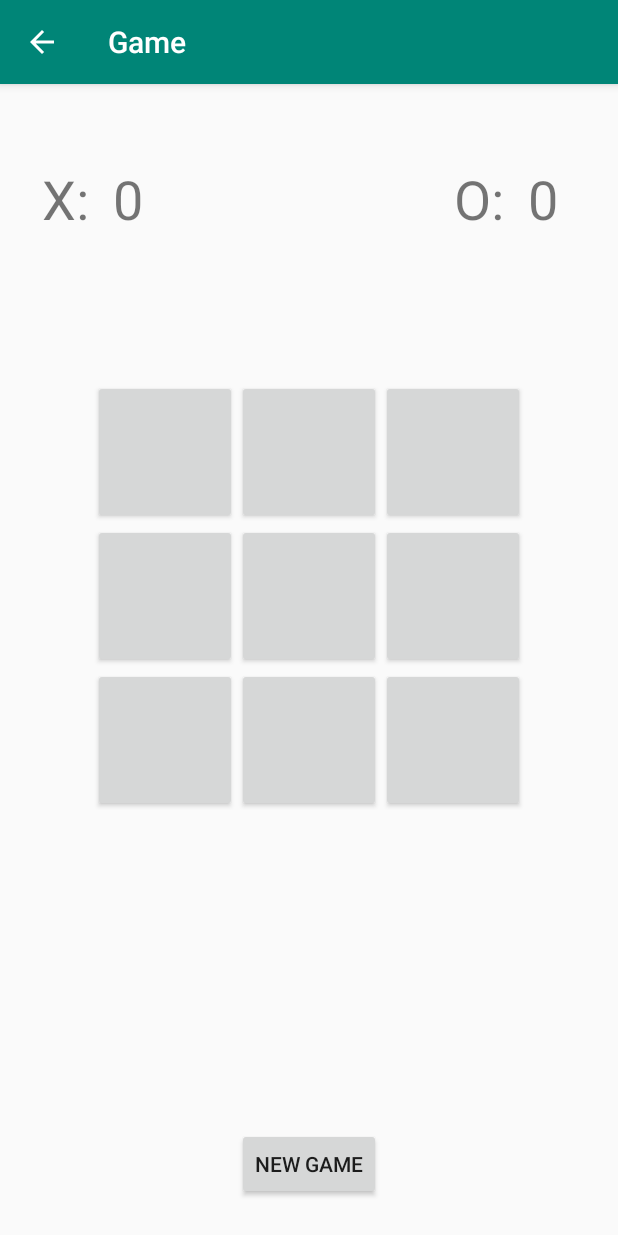
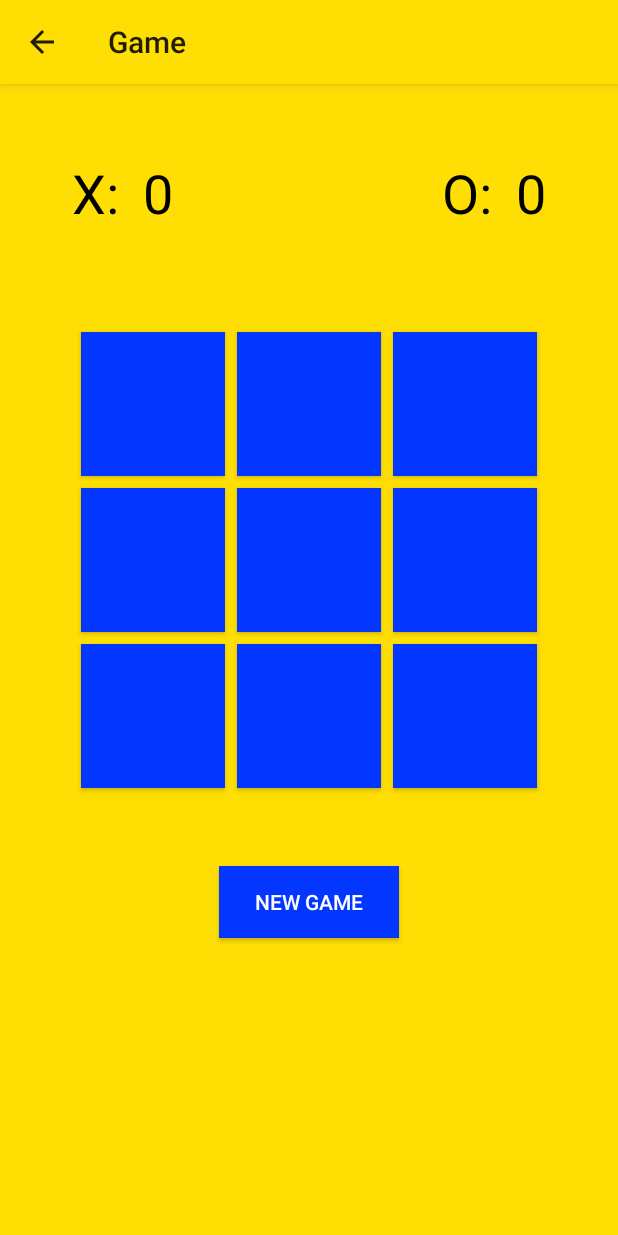
Before and after one commit to albertaw/tictactoemobile, an Android app: the GameActivity screen opened directly, with no data from a screen before it, on a phone screen of 412 x 824 dp. Run offline under Robolectric (Android 15) with nearby library versions, the phone set to English and light mode, and no system bars.

Commit message:
add polish

```diff
--- a/app/src/main/java/com/example/tictactoe/GameActivity.java
+++ b/app/src/main/java/com/example/tictactoe/GameActivity.java
@@ -1,6 +1,8 @@
 package com.example.tictactoe;
 
+import android.app.Activity;
 import android.graphics.Color;
+import android.media.MediaPlayer;
 import android.os.Bundle;
 import android.view.View;
 import android.widget.Button;
@@ -10,9 +12,10 @@ import androidx.appcompat.app.AppCompatActivity;
 
 public class GameActivity extends AppCompatActivity {
     private Game game = new Game();
-    TextView message;
-    TextView xScore;
-    TextView oScore;
+    private TextView message;
+    private TextView xScore;
+    private TextView oScore;
+    private MediaPlayer mp;
 
     @Override
     protected void onCreate(Bundle savedInstanceState) {
@@ -21,10 +24,12 @@ public class GameActivity extends AppCompatActivity {
         message = findViewById(R.id.message);
         xScore = findViewById(R.id.x_score);
         oScore = findViewById(R.id.o_score);
+        mp = MediaPlayer.create(GameActivity.this, R.raw.square_selected);
     }
 
     public void squareClickListener(View view) {
 
+        playSound();
         updateSquare(view);
         int state = getSquareState(view);
         game.updatePlayerState(game.turn, state);
@@ -37,6 +42,10 @@ public class GameActivity extends AppCompatActivity {
         game.toggleTurn();
     }
 
+    private void playSound() {
+        mp.start();
+    }
+
 
     private void displayMessage(String text) {
         message.setText(text);
@@ -46,7 +55,7 @@ public class GameActivity extends AppCompatActivity {
         Button button = (Button)view;
         button.setText(game.turn);
         button.setEnabled(false);
-        button.setTextColor(Color.DKGRAY);
+        button.setTextColor(Color.WHITE);
     }
 
     public int getSquareState(View view) {
@@ -70,6 +79,7 @@ public class GameActivity extends AppCompatActivity {
         //cleanup scores?
         game.playerX.put("state", 0);
         game.playerO.put("state", 0);
+        game.numMovesLeft = 9;
         cleanupMessage();
         cleanupBoard();
     }
--- a/app/src/main/res/layout/activity_game.xml
+++ b/app/src/main/res/layout/activity_game.xml
@@ -1,187 +1,138 @@
 <?xml version="1.0" encoding="utf-8"?>
-<androidx.constraintlayout.widget.ConstraintLayout xmlns:android="http://schemas.android.com/apk/res/android"
-    xmlns:app="http://schemas.android.com/apk/res-auto"
-    xmlns:tools="http://schemas.android.com/tools"
+<LinearLayout xmlns:android="http://schemas.android.com/apk/res/android"
     android:layout_width="match_parent"
     android:layout_height="match_parent"
-    android:padding="24dp">
-
+    android:orientation="vertical"
+    android:padding="48dp"
+    android:background="@color/colorPrimary">
+    <LinearLayout
+        android:layout_width="match_parent"
+        android:layout_height="wrap_content">
         <LinearLayout
             android:id="@+id/x_textview"
-        android:layout_width="wrap_content"
+            android:layout_width="0dp"
             android:layout_height="wrap_content"
-        android:layout_marginStart="4dp"
-        android:layout_marginLeft="4dp"
-        android:layout_marginTop="28dp"
-        app:layout_constraintStart_toStartOf="parent"
-        app:layout_constraintTop_toTopOf="parent">
+            android:layout_weight="1">
 
             <TextView
                 android:layout_width="wrap_content"
                 android:layout_height="match_parent"
                 android:layout_marginRight="16dp"
                 android:text="X:"
+                android:textColor="@android:color/black"
                 android:textSize="36sp" />
 
             <TextView
                 android:id="@+id/x_score"
                 android:layout_width="wrap_content"
                 android:layout_height="match_parent"
-            android:layout_marginRight="16dp"
                 android:text="0"
+                android:textColor="@android:color/black"
                 android:textSize="36sp" />
         </LinearLayout>
 
         <LinearLayout
             android:id="@+id/o_textview"
             android:layout_width="wrap_content"
-        android:layout_height="wrap_content"
-        android:layout_marginTop="28dp"
-        app:layout_constraintEnd_toEndOf="parent"
-        app:layout_constraintTop_toTopOf="parent">
+            android:layout_height="wrap_content">
 
             <TextView
                 android:layout_width="wrap_content"
                 android:layout_height="match_parent"
                 android:layout_marginRight="16dp"
                 android:text="O:"
+                android:textColor="@android:color/black"
                 android:textSize="36sp" />
 
             <TextView
                 android:id="@+id/o_score"
                 android:layout_width="wrap_content"
                 android:layout_height="match_parent"
-            android:layout_marginRight="16dp"
                 android:text="0"
+                android:textColor="@android:color/black"
                 android:textSize="36sp" />
+        </LinearLayout>
+
     </LinearLayout>
 
     <TextView
         android:id="@+id/message"
         android:layout_width="match_parent"
         android:layout_height="wrap_content"
-        android:layout_marginTop="24dp"
         android:textAlignment="center"
+        android:textColor="@android:color/black"
         android:textSize="36sp"
-        app:layout_constraintEnd_toEndOf="parent"
-        app:layout_constraintHorizontal_bias="0.416"
-        app:layout_constraintStart_toStartOf="parent"
-        app:layout_constraintTop_toBottomOf="@id/o_textview" />
+        android:layout_marginBottom="16dp" />
 
+    <LinearLayout
+        android:layout_width="match_parent"
+        android:layout_height="wrap_content"
+        android:gravity="center">
         <Button
             android:id="@+id/square_0"
-        android:layout_width="96dp"
-        android:layout_height="96dp"
-        android:layout_marginTop="24dp"
-        android:onClick="squareClickListener"
-        android:textSize="36sp"
-        app:layout_constraintEnd_toStartOf="@+id/square_1"
-        app:layout_constraintHorizontal_bias="0.5"
-        app:layout_constraintHorizontal_chainStyle="packed"
-        app:layout_constraintStart_toStartOf="parent"
-        app:layout_constraintTop_toBottomOf="@id/message" />
-
+            style="@style/BoardTheme"
+            android:onClick="squareClickListener" />
         <Button
             android:id="@+id/square_1"
-        android:layout_width="96dp"
-        android:layout_height="96dp"
-        android:layout_marginTop="24dp"
-        android:onClick="squareClickListener"
-        android:textSize="36sp"
-        app:layout_constraintEnd_toStartOf="@+id/square_2"
-        app:layout_constraintHorizontal_bias="0.5"
-        app:layout_constraintStart_toEndOf="@+id/square_0"
-        app:layout_constraintTop_toBottomOf="@id/message" />
-
+            style="@style/BoardTheme"
+            android:onClick="squareClickListener" />
         <Button
             android:id="@+id/square_2"
-        android:layout_width="96dp"
-        android:layout_height="96dp"
-        android:layout_marginTop="24dp"
-        android:onClick="squareClickListener"
-        android:textSize="36sp"
-        app:layout_constraintEnd_toEndOf="parent"
-        app:layout_constraintHorizontal_bias="0.5"
-        app:layout_constraintStart_toEndOf="@+id/square_1"
-        app:layout_constraintTop_toBottomOf="@id/message" />
+            style="@style/BoardTheme"
+            android:onClick="squareClickListener" />
+    </LinearLayout>
+
 
     <!-- second row -->
-
+    <LinearLayout
+        android:layout_width="match_parent"
+        android:layout_height="wrap_content"
+        android:gravity="center">
         <Button
             android:id="@+id/square_3"
-        android:layout_width="96dp"
-        android:layout_height="96dp"
-        app:layout_constraintTop_toBottomOf="@id/square_0"
-        app:layout_constraintEnd_toStartOf="@+id/square_4"
-        app:layout_constraintHorizontal_bias="0.5"
-        app:layout_constraintHorizontal_chainStyle="packed"
-        app:layout_constraintStart_toStartOf="parent"
-        android:textSize="36sp"
-        android:onClick="squareClickListener"/>
-
+            style="@style/BoardTheme"
+            android:onClick="squareClickListener" />
         <Button
             android:id="@+id/square_4"
-        android:layout_width="96dp"
-        android:layout_height="96dp"
-        app:layout_constraintTop_toBottomOf="@id/square_1"
-        app:layout_constraintEnd_toStartOf="@+id/square_5"
-        app:layout_constraintHorizontal_bias="0.5"
-        app:layout_constraintStart_toEndOf="@+id/square_3"
-        android:textSize="36sp"
-        android:onClick="squareClickListener"/>
-
+            style="@style/BoardTheme"
+            android:onClick="squareClickListener" />
         <Button
             android:id="@+id/square_5"
-        android:layout_width="96dp"
-        android:layout_height="96dp"
-        app:layout_constraintTop_toBottomOf="@id/square_2"
-        app:layout_constraintEnd_toEndOf="parent"
-        app:layout_constraintHorizontal_bias="0.5"
-        app:layout_constraintStart_toEndOf="@+id/square_4"
-        android:textSize="36sp"
-        android:onClick="squareClickListener"/>
+            style="@style/BoardTheme"
+            android:onClick="squareClickListener" />
+
+    </LinearLayout>
 
     <!-- third row -->
+    <LinearLayout
+        android:layout_width="match_parent"
+        android:layout_height="wrap_content"
+        android:gravity="center">
         <Button
             android:id="@+id/square_6"
-        android:layout_width="96dp"
-        android:layout_height="96dp"
-        app:layout_constraintTop_toBottomOf="@id/square_3"
-        app:layout_constraintEnd_toStartOf="@+id/square_7"
-        app:layout_constraintHorizontal_bias="0.5"
-        app:layout_constraintHorizontal_chainStyle="packed"
-        app:layout_constraintStart_toStartOf="parent"
-        android:textSize="36sp"
-        android:onClick="squareClickListener"/>
+            style="@style/BoardTheme"
+            android:onClick="squareClickListener" />
 
         <Button
             android:id="@+id/square_7"
-        android:layout_width="96dp"
-        android:layout_height="96dp"
-        app:layout_constraintTop_toBottomOf="@id/square_4"
-        app:layout_constraintEnd_toStartOf="@+id/square_8"
-        app:layout_constraintHorizontal_bias="0.5"
-        app:layout_constraintStart_toEndOf="@+id/square_6"
-        android:textSize="36sp"
-        android:onClick="squareClickListener"/>
+            style="@style/BoardTheme"
+            android:onClick="squareClickListener" />
 
         <Button
             android:id="@+id/square_8"
-        android:layout_width="96dp"
-        android:layout_height="96dp"
-        app:layout_constraintTop_toBottomOf="@id/square_5"
-        app:layout_constraintEnd_toEndOf="parent"
-        app:layout_constraintHorizontal_bias="0.5"
-        app:layout_constraintStart_toEndOf="@+id/square_7"
-        android:textSize="36sp"
-        android:onClick="squareClickListener"/>
+            style="@style/BoardTheme"
+            android:onClick="squareClickListener" />
+    </LinearLayout>
 
     <Button
         android:layout_width="wrap_content"
         android:layout_height="wrap_content"
+        android:background="@color/colorAccent"
+        android:onClick="resetClickListener"
+        android:paddingLeft="24dp"
+        android:paddingRight="24dp"
         android:text="New Game"
-        app:layout_constraintLeft_toLeftOf="parent"
-        app:layout_constraintRight_toRightOf="parent"
-        app:layout_constraintBottom_toBottomOf="parent"
-        android:onClick="resetClickListener"/>
-</androidx.constraintlayout.widget.ConstraintLayout>
+        android:textColor="@android:color/white"
+        android:layout_gravity="center"
+        android:layout_marginTop="48dp"/>
+</LinearLayout>
--- a/app/src/main/res/layout/activity_main.xml
+++ b/app/src/main/res/layout/activity_main.xml
@@ -4,7 +4,7 @@
     xmlns:tools="http://schemas.android.com/tools"
     android:layout_width="match_parent"
     android:layout_height="match_parent"
-    android:background="#ffde03"
+    android:background="@color/colorPrimary"
     tools:context=".MainActivity">
 
     <TextView
@@ -31,9 +31,9 @@
         android:text="Start"
         android:textSize="24sp"
         android:textColor="@android:color/white"
-        android:background="@android:color/black"
+        android:background="@color/colorAccent"
         app:layout_constraintTop_toBottomOf="@id/title_view"
         app:layout_constraintLeft_toLeftOf="parent"
         app:layout_constraintRight_toRightOf="parent"
-        android:onClick="start"/>
+        android:onClick="start" />
 </androidx.constraintlayout.widget.ConstraintLayout>
--- a/app/src/main/res/values/colors.xml
+++ b/app/src/main/res/values/colors.xml
@@ -1,6 +1,6 @@
 <?xml version="1.0" encoding="utf-8"?>
 <resources>
-    <color name="colorPrimary">#008577</color>
-    <color name="colorPrimaryDark">#00574B</color>
-    <color name="colorAccent">#D81B60</color>
+    <color name="colorPrimary">#ffde03</color>
+    <color name="colorPrimaryDark">#FBC02D</color>
+    <color name="colorAccent">#0336ff</color>
 </resources>
--- a/app/src/main/res/values/styles.xml
+++ b/app/src/main/res/values/styles.xml
@@ -1,11 +1,19 @@
 <resources>
 
     <!-- Base application theme. -->
-    <style name="AppTheme" parent="Theme.AppCompat.Light.DarkActionBar">
+    <style name="AppTheme" parent="Theme.AppCompat.Light">
         <!-- Customize your theme here. -->
         <item name="colorPrimary">@color/colorPrimary</item>
         <item name="colorPrimaryDark">@color/colorPrimaryDark</item>
         <item name="colorAccent">@color/colorAccent</item>
     </style>
 
+    <style name="BoardTheme">
+        <item name="android:layout_width">96dp</item>
+        <item name="android:layout_height">96dp</item>
+        <item name="android:textSize">36sp</item>
+        <item name="android:background">@color/colorAccent</item>
+        <item name="android:textColor">@android:color/white</item>
+        <item name="android:layout_margin">4dp</item>
+    </style>
 </resources>
```
Also changed, not shown: 1 other file. Lines whose indentation alone changed are shown as unchanged.
